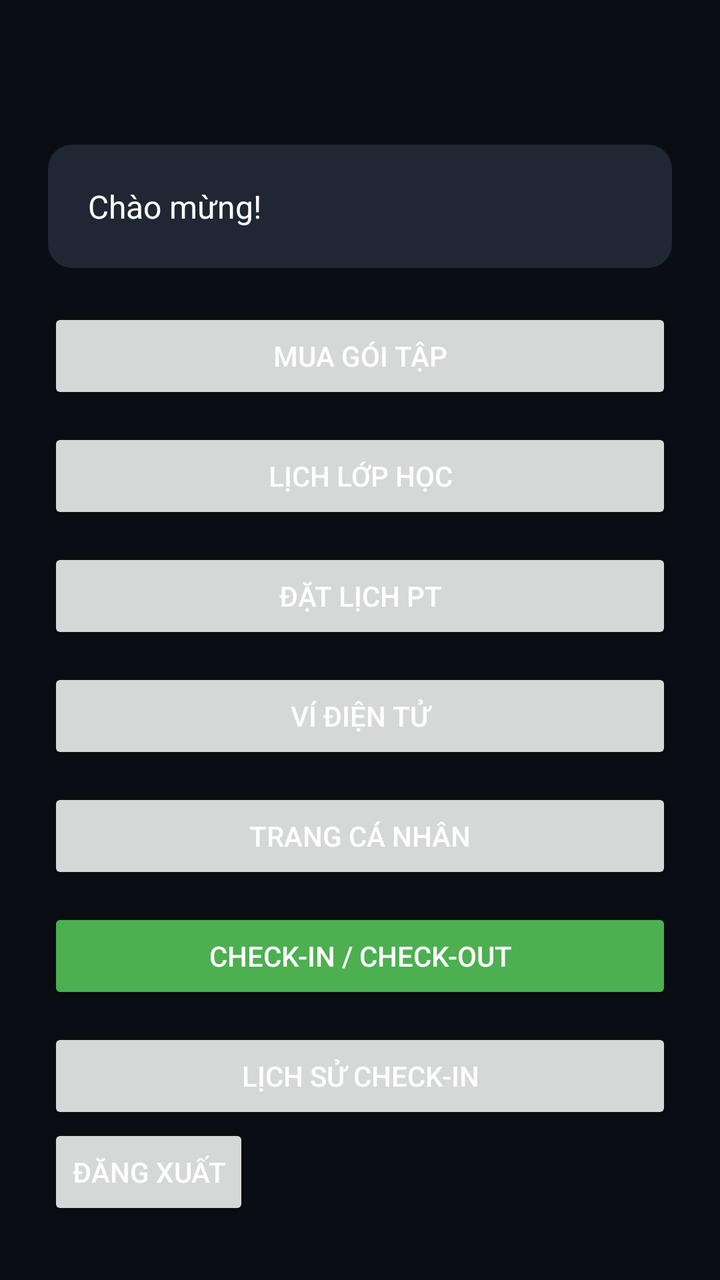
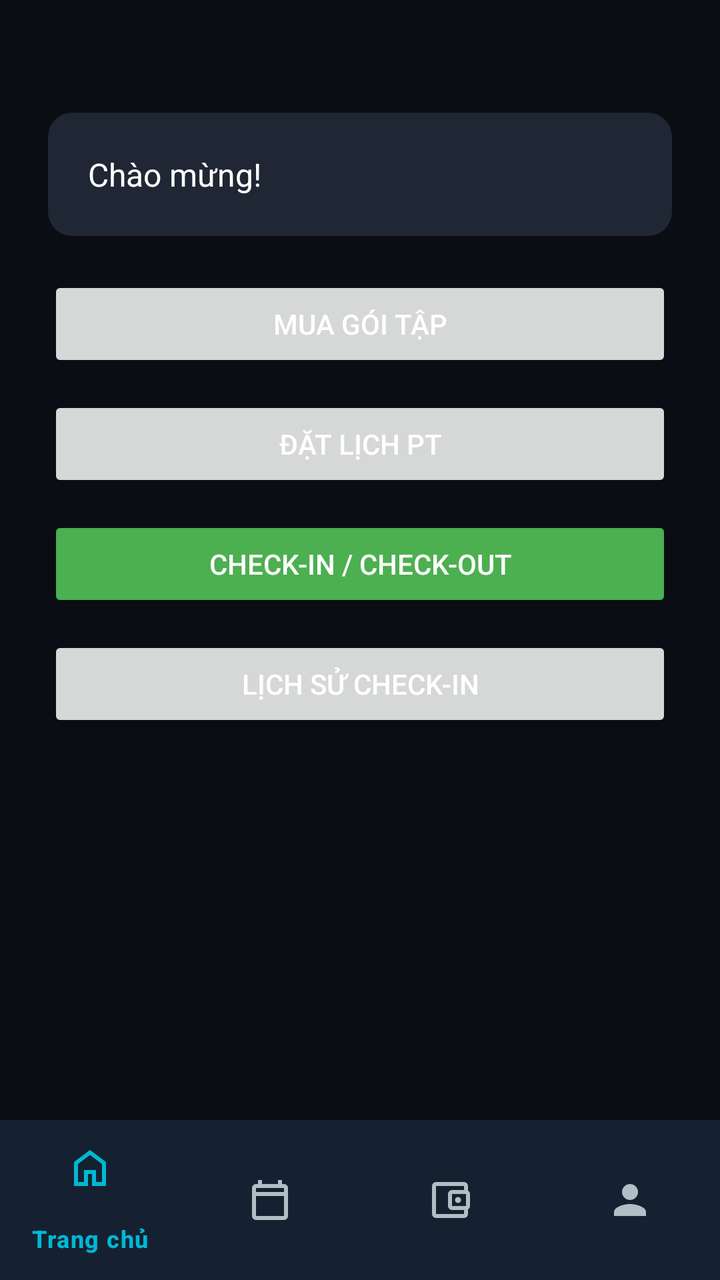

The first picture is an Android layout as it rendered before a commit; the second is the same layout after the commit. The layout source and the unified diff follow.
<!-- AndroidManifest.xml: application theme Theme.App_Gim -->
<!-- res/layout/activity_home.xml -->
<?xml version="1.0" encoding="utf-8"?>
<LinearLayout xmlns:android="http://schemas.android.com/apk/res/android"
    android:layout_width="match_parent"
    android:layout_height="match_parent"
    android:orientation="vertical"
    android:background="@color/background_dark"
    android:padding="24dp">

    <FrameLayout
        android:layout_width="match_parent"
        android:layout_height="wrap_content"
        android:layout_marginTop="16dp"
        android:layout_marginBottom="12dp">

        <TextView
            android:id="@+id/txtBalanceCorner"
            android:layout_width="wrap_content"
            android:layout_height="wrap_content"
            android:layout_gravity="end"
            android:textColor="@color/success"
            android:textSize="15sp"
            android:textStyle="bold" />

    </FrameLayout>

    <LinearLayout
        android:layout_width="match_parent"
        android:layout_height="wrap_content"
        android:orientation="vertical"
        android:background="@drawable/rounded_card_bg"
        android:padding="20dp"
        android:layout_marginBottom="20dp">

        <TextView
            android:id="@+id/txtWelcome"
            android:layout_width="wrap_content"
            android:layout_height="wrap_content"
            android:text="Chào mừng!"
            android:textSize="16sp"
            android:textColor="@color/text_primary"
            android:lineSpacingExtra="6dp" />
        <Button
            android:id="@+id/btnRenew"
            android:layout_width="match_parent"
            android:layout_height="wrap_content"
            android:text="Gia hạn gói tập"
            android:layout_marginTop="12dp"
            android:visibility="gone" />

    </LinearLayout>

    <Button
        android:id="@+id/btnPackages"
        android:layout_width="match_parent"
        android:layout_height="wrap_content"
        android:text="Mua gói tập"
        android:layout_marginBottom="12dp" />

    <Button
        android:id="@+id/btnClasses"
        android:layout_width="match_parent"
        android:layout_height="wrap_content"
        android:text="Lịch lớp học"
        android:layout_marginBottom="12dp" />

    <Button
        android:id="@+id/btnPt"
        android:layout_width="match_parent"
        android:layout_height="wrap_content"
        android:text="Đặt lịch PT"
        android:layout_marginBottom="12dp" />

    <Button
        android:id="@+id/btnWallet"
        android:layout_width="match_parent"
        android:layout_height="wrap_content"
        android:text="Ví điện tử"
        android:layout_marginBottom="12dp" />

    <Button
        android:id="@+id/btnProfile"
        android:layout_width="match_parent"
        android:layout_height="wrap_content"
        android:text="Trang cá nhân"
        android:layout_marginBottom="12dp" />

    <Button
        android:id="@+id/btnCheckin"
        android:layout_width="match_parent"
        android:layout_height="wrap_content"
        android:text="Check-in / Check-out"
        android:layout_marginBottom="12dp"
        android:backgroundTint="#4CAF50" />
    <Button
        android:id="@+id/btnCheckinHistory"
        android:layout_width="match_parent"
        android:layout_height="wrap_content"
        android:text="Lịch sử Check-in"/>


    <Button
        android:id="@+id/btnLogout"
        android:layout_width="wrap_content"
        android:layout_height="wrap_content"
        android:text="Đăng xuất" />

</LinearLayout>
<!-- resources referenced by this layout -->
<resources>
  <color name="background_dark">#0A0E14</color>
  <color name="success">#00E676</color>
  <color name="text_primary">#FFFFFF</color>
  <!-- drawable rounded_card_bg (drawable) -->
  <?xml version="1.0" encoding="utf-8"?>
  <shape xmlns:android="http://schemas.android.com/apk/res/android"
      android:shape="rectangle">
      <solid android:color="@color/surface_light" />
      <corners android:radius="12dp" />
  </shape>
  <style name="Theme.App_Gim" parent="Theme.Material3.DayNight.NoActionBar">
          <item name="colorPrimary">@color/primary</item>
          <item name="colorPrimaryVariant">@color/primary_dark</item>
          <item name="colorOnPrimary">@color/white</item>
  
          <item name="colorSecondary">@color/accent</item>
          <item name="colorOnSecondary">@color/white</item>
  
          <item name="android:colorBackground">@color/background_dark</item>
          <item name="colorSurface">@color/surface_dark</item>
          <item name="colorOnSurface">@color/text_primary</item>
          <item name="colorOnBackground">@color/text_primary</item>
  
          <item name="android:statusBarColor">@color/background_dark</item>
          <item name="android:windowLightStatusBar">false</item>
  
          <item name="android:textColorPrimary">@color/text_primary</item>
          <item name="android:textColorSecondary">@color/text_secondary</item>
          <item name="android:textColorHint">@color/text_hint</item>
      </style>
  <color name="surface_light">#1E2733</color>
  <color name="primary">#1565C0</color>
  <color name="primary_dark">#0D47A1</color>
  <color name="white">#FFFFFF</color>
  <color name="accent">#00B8D4</color>
  <color name="surface_dark">#151B24</color>
  <color name="text_secondary">#B0BEC5</color>
  <color name="text_hint">#78909C</color>
</resources>

<!-- the commit's change to res/layout/activity_home.xml (unified diff, before → after) -->
@@ -1,107 +1,117 @@
 <?xml version="1.0" encoding="utf-8"?>
-<LinearLayout xmlns:android="http://schemas.android.com/apk/res/android"
+<androidx.coordinatorlayout.widget.CoordinatorLayout xmlns:android="http://schemas.android.com/apk/res/android"
+    xmlns:app="http://schemas.android.com/apk/res-auto"
     android:layout_width="match_parent"
     android:layout_height="match_parent"
-    android:orientation="vertical"
-    android:background="@color/background_dark"
-    android:padding="24dp">
+    android:fitsSystemWindows="true">
 
-    <FrameLayout
+    <ScrollView
+        android:layout_width="match_parent"
+        android:layout_height="match_parent"
+        android:layout_marginBottom="56dp">
+
+        <LinearLayout
+            android:layout_width="match_parent"
+            android:layout_height="wrap_content"
+            android:orientation="vertical"
+            android:background="@color/background_dark"
+            android:padding="24dp">
+
+            <FrameLayout
+                android:layout_width="match_parent"
+                android:layout_height="wrap_content"
+                android:layout_marginBottom="12dp">
+
+                <TextView
+                    android:id="@+id/txtBalanceCorner"
+                    android:layout_width="wrap_content"
+                    android:layout_height="wrap_content"
+                    android:layout_gravity="end"
+                    android:textColor="@color/success"
+                    android:textSize="15sp"
+                    android:textStyle="bold" />
+
+            </FrameLayout>
+
+            <LinearLayout
+                android:layout_width="match_parent"
+                android:layout_height="wrap_content"
+                android:orientation="vertical"
+                android:background="@drawable/rounded_card_bg"
+                android:padding="20dp"
+                android:layout_marginBottom="20dp">
+
+                <TextView
+                    android:id="@+id/txtWelcome"
+                    android:layout_width="wrap_content"
+                    android:layout_height="wrap_content"
+                    android:text="Chào mừng!"
+                    android:textSize="16sp"
+                    android:textColor="@color/text_primary"
+                    android:lineSpacingExtra="6dp" />
+
+                <Button
+                    android:id="@+id/btnRenew"
+                    android:layout_width="match_parent"
+                    android:layout_height="wrap_content"
+                    android:text="Gia hạn gói tập"
+                    android:layout_marginTop="12dp"
+                    android:visibility="gone" />
+
+
+
+            </LinearLayout>
+
+            <Button
+                android:id="@+id/btnPackages"
+                android:layout_width="match_parent"
+                android:layout_height="wrap_content"
+                android:text="Mua gói tập"
+                android:layout_marginBottom="12dp" />
+
+
+
+            <Button
+                android:id="@+id/btnPt"
+                android:layout_width="match_parent"
+                android:layout_height="wrap_content"
+                android:text="Đặt lịch PT"
+                android:layout_marginBottom="12dp" />
+
+
+
+
+
+            <Button
+                android:id="@+id/btnCheckin"
+                android:layout_width="match_parent"
+                android:layout_height="wrap_content"
+                android:text="Check-in / Check-out"
+                android:layout_marginBottom="12dp"
+                android:backgroundTint="#4CAF50" />
+            <Button
+                android:id="@+id/btnCheckinHistory"
+                android:layout_width="match_parent"
+                android:layout_height="wrap_content"
+                android:text="Lịch sử Check-in"
+                 />
+
+
+
+
+
+
+        </LinearLayout>
+    </ScrollView>
+
+    <com.google.android.material.bottomnavigation.BottomNavigationView
+        android:id="@+id/bottomNav"
         android:layout_width="match_parent"
         android:layout_height="wrap_content"
-        android:layout_marginTop="16dp"
-        android:layout_marginBottom="12dp">
+        android:layout_gravity="bottom"
+        app:itemIconTint="@color/nav_item_color"
+        app:itemTextColor="@color/nav_item_color"
+        app:menu="@menu/bottom_nav_menu"
+        android:background="@color/surface_dark" />
 
-        <TextView
-            android:id="@+id/txtBalanceCorner"
-            android:layout_width="wrap_content"
-            android:layout_height="wrap_content"
-            android:layout_gravity="end"
-            android:textColor="@color/success"
-            android:textSize="15sp"
-            android:textStyle="bold" />
-
-    </FrameLayout>
-
-    <LinearLayout
-        android:layout_width="match_parent"
-        android:layout_height="wrap_content"
-        android:orientation="vertical"
-        android:background="@drawable/rounded_card_bg"
-        android:padding="20dp"
-        android:layout_marginBottom="20dp">
-
-        <TextView
-            android:id="@+id/txtWelcome"
-            android:layout_width="wrap_content"
-            android:layout_height="wrap_content"
-            android:text="Chào mừng!"
-            android:textSize="16sp"
-            android:textColor="@color/text_primary"
-            android:lineSpacingExtra="6dp" />
-        <Button
-            android:id="@+id/btnRenew"
-            android:layout_width="match_parent"
-            android:layout_height="wrap_content"
-            android:text="Gia hạn gói tập"
-            android:layout_marginTop="12dp"
-            android:visibility="gone" />
-
-    </LinearLayout>
-
-    <Button
-        android:id="@+id/btnPackages"
-        android:layout_width="match_parent"
-        android:layout_height="wrap_content"
-        android:text="Mua gói tập"
-        android:layout_marginBottom="12dp" />
-
-    <Button
-        android:id="@+id/btnClasses"
-        android:layout_width="match_parent"
-        android:layout_height="wrap_content"
-        android:text="Lịch lớp học"
-        android:layout_marginBottom="12dp" />
-
-    <Button
-        android:id="@+id/btnPt"
-        android:layout_width="match_parent"
-        android:layout_height="wrap_content"
-        android:text="Đặt lịch PT"
-        android:layout_marginBottom="12dp" />
-
-    <Button
-        android:id="@+id/btnWallet"
-        android:layout_width="match_parent"
-        android:layout_height="wrap_content"
-        android:text="Ví điện tử"
-        android:layout_marginBottom="12dp" />
-
-    <Button
-        android:id="@+id/btnProfile"
-        android:layout_width="match_parent"
-        android:layout_height="wrap_content"
-        android:text="Trang cá nhân"
-        android:layout_marginBottom="12dp" />
-
-    <Button
-        android:id="@+id/btnCheckin"
-        android:layout_width="match_parent"
-        android:layout_height="wrap_content"
-        android:text="Check-in / Check-out"
-        android:layout_marginBottom="12dp"
-        android:backgroundTint="#4CAF50" />
-    <Button
-        android:id="@+id/btnCheckinHistory"
-        android:layout_width="match_parent"
-        android:layout_height="wrap_content"
-        android:text="Lịch sử Check-in"/>
-
-
-    <Button
-        android:id="@+id/btnLogout"
-        android:layout_width="wrap_content"
-        android:layout_height="wrap_content"
-        android:text="Đăng xuất" />
-
-</LinearLayout>
+</androidx.coordinatorlayout.widget.CoordinatorLayout>
<!-- resource entries referenced after the edit -->
@@ -2,6 +2,7 @@
 <resources>
   <color name="background_dark">#0A0E14</color>
   <color name="success">#00E676</color>
+  <color name="surface_dark">#151B24</color>
   <color name="text_primary">#FFFFFF</color>
   <!-- drawable rounded_card_bg (drawable) -->
   <?xml version="1.0" encoding="utf-8"?>
@@ -35,7 +36,6 @@
   <color name="primary_dark">#0D47A1</color>
   <color name="white">#FFFFFF</color>
   <color name="accent">#00B8D4</color>
-  <color name="surface_dark">#151B24</color>
   <color name="text_secondary">#B0BEC5</color>
   <color name="text_hint">#78909C</color>
 </resources>
